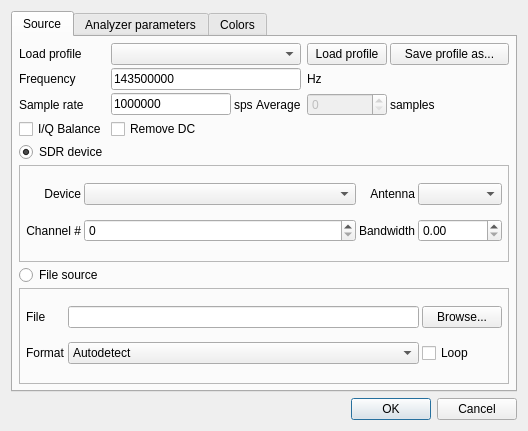
Before: the Qt Designer form ui/Config.ui in BatchDrake/SigDigger, drawn with Qt 5.
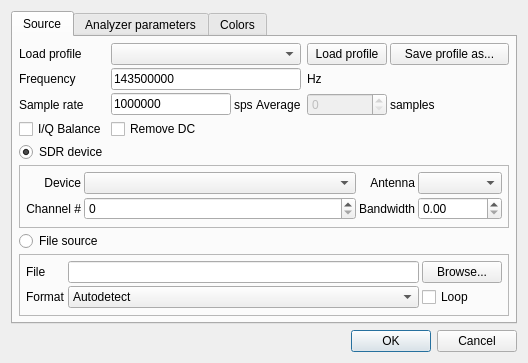
After: the same form once the commit is applied. Custom widgets are drawn as their Qt base class.

Commit message: Fix config dialog vertical size policy

Patch:
```diff
--- a/ui/Config.ui
+++ b/ui/Config.ui
@@ -11,7 +11,7 @@
    </rect>
   </property>
   <property name="sizePolicy">
-   <sizepolicy hsizetype="Minimum" vsizetype="Minimum">
+   <sizepolicy hsizetype="Fixed" vsizetype="Fixed">
     <horstretch>0</horstretch>
     <verstretch>0</verstretch>
    </sizepolicy>
@@ -19,7 +19,7 @@
   <property name="maximumSize">
    <size>
     <width>16777215</width>
-    <height>16777215</height>
+    <height>300</height>
    </size>
   </property>
   <property name="windowTitle">
```
